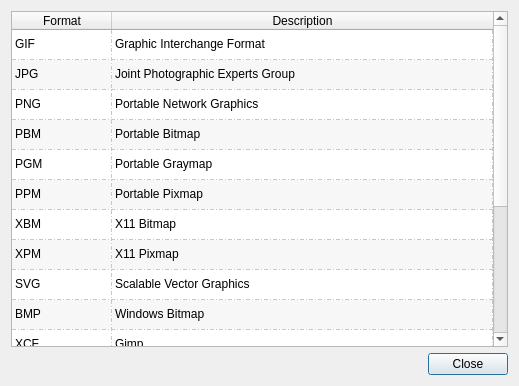
Qt form src/ui/forms/AboutSupportedFormatsDialog.ui (vookimedlo/vooki-image-viewer) before a commit.
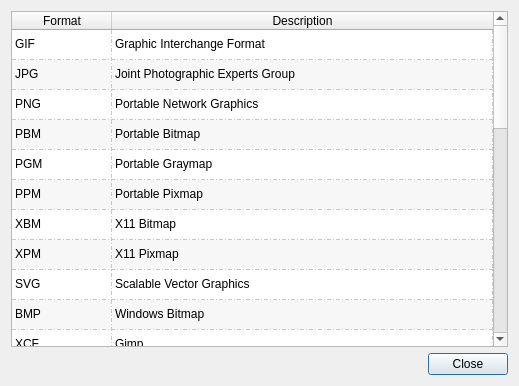
The same form after that commit. Icons and pictures are not drawn.

Patch:
```diff
--- a/src/ui/forms/AboutSupportedFormatsDialog.ui
+++ b/src/ui/forms/AboutSupportedFormatsDialog.ui
@@ -142,6 +142,71 @@
        <string/>
       </property>
      </row>
+     <row>
+      <property name="text">
+       <string/>
+      </property>
+     </row>
+     <row>
+      <property name="text">
+       <string/>
+      </property>
+     </row>
+     <row>
+      <property name="text">
+       <string/>
+      </property>
+     </row>
+     <row>
+      <property name="text">
+       <string/>
+      </property>
+     </row>
+     <row>
+      <property name="text">
+       <string/>
+      </property>
+     </row>
+     <row>
+      <property name="text">
+       <string/>
+      </property>
+     </row>
+     <row>
+      <property name="text">
+       <string/>
+      </property>
+     </row>
+     <row>
+      <property name="text">
+       <string/>
+      </property>
+     </row>
+     <row>
+      <property name="text">
+       <string/>
+      </property>
+     </row>
+     <row>
+      <property name="text">
+       <string/>
+      </property>
+     </row>
+     <row>
+      <property name="text">
+       <string/>
+      </property>
+     </row>
+     <row>
+      <property name="text">
+       <string/>
+      </property>
+     </row>
+     <row>
+      <property name="text">
+       <string/>
+      </property>
+     </row>
      <column>
       <property name="text">
        <string>Format</string>
@@ -352,6 +417,136 @@
        <string>Targa</string>
       </property>
      </item>
+     <item row="17" column="0">
+      <property name="text">
+       <string>ARW</string>
+      </property>
+     </item>
+     <item row="17" column="1">
+      <property name="text">
+       <string>Sony Alpha Raw [Inner thumbnail only]</string>
+      </property>
+     </item>
+     <item row="18" column="0">
+      <property name="text">
+       <string>CR2</string>
+      </property>
+     </item>
+     <item row="18" column="1">
+      <property name="text">
+       <string>Canon Raw Version 2 [Inner thumbnail only]</string>
+      </property>
+     </item>
+     <item row="19" column="0">
+      <property name="text">
+       <string>DNG</string>
+      </property>
+     </item>
+     <item row="19" column="1">
+      <property name="text">
+       <string>Digital Negative [Inner thumbnail only]</string>
+      </property>
+     </item>
+     <item row="20" column="0">
+      <property name="text">
+       <string>ERF</string>
+      </property>
+     </item>
+     <item row="20" column="1">
+      <property name="text">
+       <string>Epson RAW File [Inner thumbnail only]</string>
+      </property>
+     </item>
+     <item row="21" column="0">
+      <property name="text">
+       <string>MOS</string>
+      </property>
+     </item>
+     <item row="21" column="1">
+      <property name="text">
+       <string>Leaf Raw Image File [Inner thumbnail only]</string>
+      </property>
+     </item>
+     <item row="22" column="0">
+      <property name="text">
+       <string>MRW</string>
+      </property>
+     </item>
+     <item row="22" column="1">
+      <property name="text">
+       <string>Konica Minolta RAW [Inner thumbnail only]</string>
+      </property>
+     </item>
+     <item row="23" column="0">
+      <property name="text">
+       <string>NEF</string>
+      </property>
+     </item>
+     <item row="23" column="1">
+      <property name="text">
+       <string>Nikon Raw Image File [Inner thumbnail only]</string>
+      </property>
+     </item>
+     <item row="24" column="0">
+      <property name="text">
+       <string>ORF</string>
+      </property>
+     </item>
+     <item row="24" column="1">
+      <property name="text">
+       <string>Olympus Raw Image File [Inner thumbnail only]</string>
+      </property>
+     </item>
+     <item row="25" column="0">
+      <property name="text">
+       <string>PEF</string>
+      </property>
+     </item>
+     <item row="25" column="1">
+      <property name="text">
+       <string>Pentax Raw Image File [Inner thumbnail only]</string>
+      </property>
+     </item>
+     <item row="26" column="0">
+      <property name="text">
+       <string>RAF</string>
+      </property>
+     </item>
+     <item row="26" column="1">
+      <property name="text">
+       <string>Fuji Raw Image File [Inner thumbnail only]</string>
+      </property>
+     </item>
+     <item row="27" column="0">
+      <property name="text">
+       <string>RW2</string>
+      </property>
+     </item>
+     <item row="27" column="1">
+      <property name="text">
+       <string>Panasonic RAW Image File [Inner thumbnail only]</string>
+      </property>
+     </item>
+     <item row="28" column="0">
+      <property name="text">
+       <string>SRW</string>
+      </property>
+     </item>
+     <item row="28" column="1">
+      <property name="text">
+       <string>Samsung RAW Image File [Inner thumbnail only]</string>
+      </property>
+     </item>
+     <item row="29" column="0">
+      <property name="text">
+       <string>X3F</string>
+      </property>
+     </item>
+     <item row="29" column="1">
+      <property name="text">
+       <string>SIGMA X3F Camera RAW File [Inner thumbnail only]</string>
+      </property>
+     </item>
     </widget>
    </item>
    <item>
```
